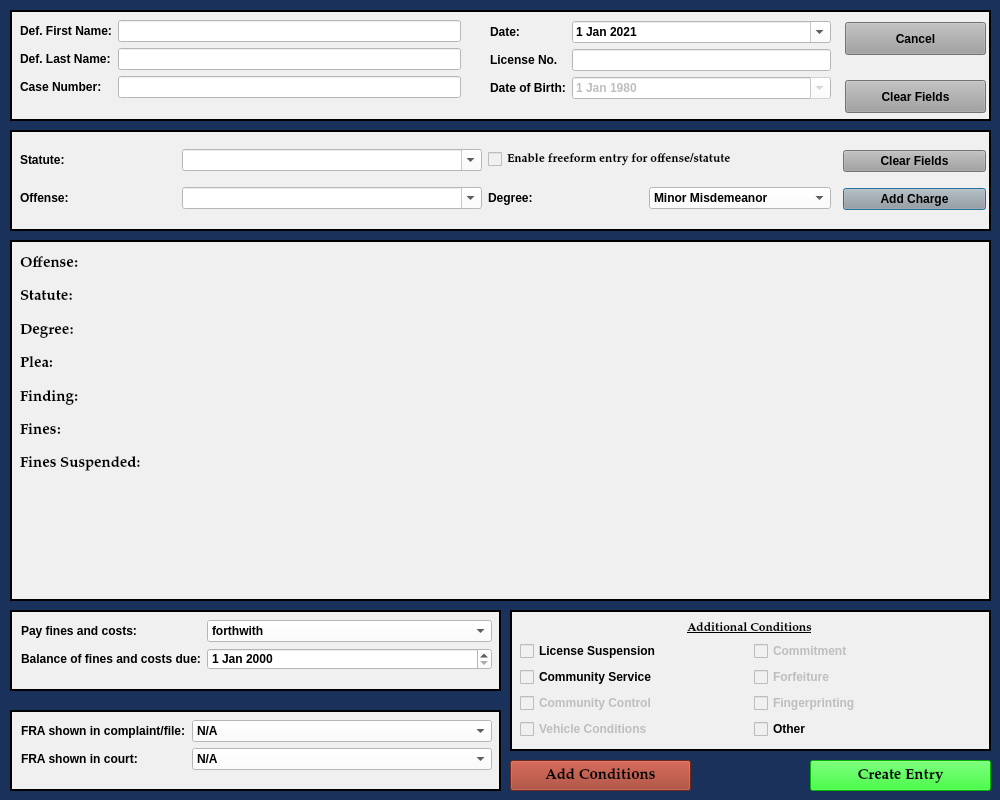
The window that resources/ui/MinorMisdemeanorDialog.ui (HunterProgram22/MuniEntry) describes before a commit, drawn with Qt 5.
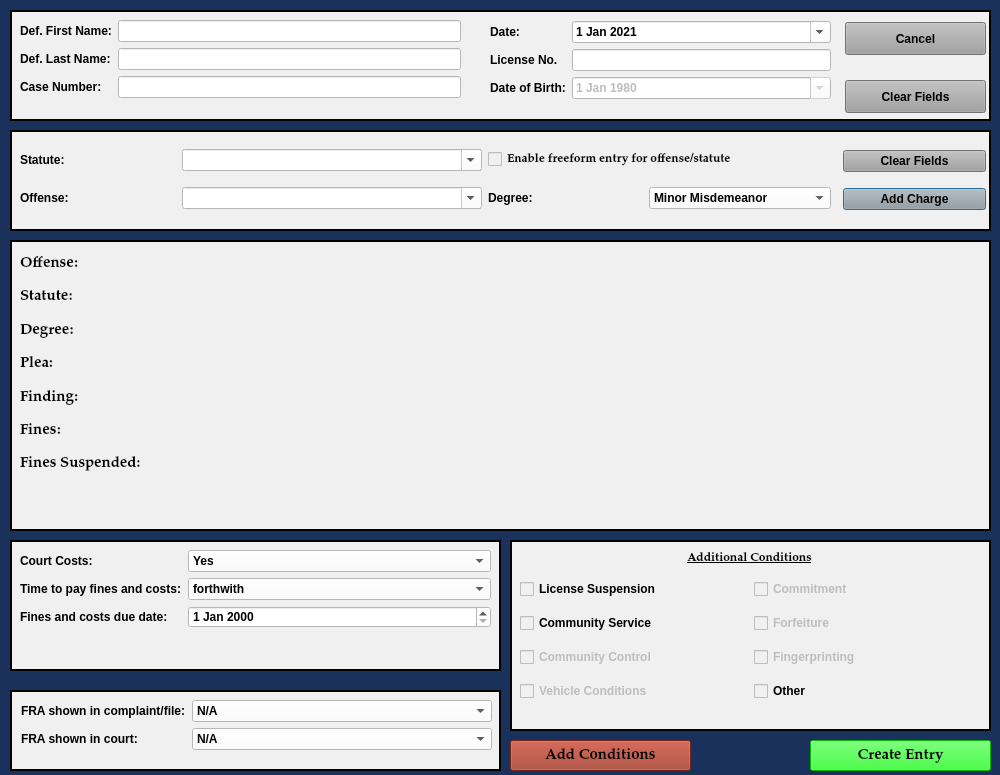
The same window after the commit.

```diff
--- a/resources/ui/MinorMisdemeanorDialog.ui
+++ b/resources/ui/MinorMisdemeanorDialog.ui
@@ -10,7 +10,7 @@
     <x>0</x>
     <y>0</y>
     <width>1000</width>
-    <height>800</height>
+    <height>775</height>
    </rect>
   </property>
   <property name="sizePolicy">
@@ -22,7 +22,7 @@
   <property name="minimumSize">
    <size>
     <width>1000</width>
-    <height>800</height>
+    <height>775</height>
    </size>
   </property>
   <property name="maximumSize">
@@ -355,7 +355,7 @@
      <x>10</x>
      <y>240</y>
      <width>981</width>
-     <height>361</height>
+     <height>291</height>
     </rect>
    </property>
    <property name="font">
@@ -765,9 +765,9 @@
    <property name="geometry">
     <rect>
      <x>10</x>
-     <y>610</y>
+     <y>540</y>
      <width>491</width>
-     <height>81</height>
+     <height>131</height>
     </rect>
    </property>
    <property name="styleSheet">
@@ -782,24 +782,48 @@
    <property name="lineWidth">
     <number>2</number>
    </property>
-   <widget class="QWidget" name="layoutWidget">
+   <widget class="QWidget" name="">
     <property name="geometry">
      <rect>
-      <x>11</x>
+      <x>10</x>
       <y>10</y>
       <width>471</width>
-      <height>64</height>
+      <height>111</height>
      </rect>
     </property>
     <layout class="QFormLayout" name="formLayout_2">
      <item row="0" column="0">
+      <widget class="QLabel" name="label_11">
+       <property name="text">
+        <string>Court Costs:</string>
+       </property>
+      </widget>
+     </item>
+     <item row="0" column="1">
+      <widget class="QComboBox" name="court_costs_box">
+       <property name="styleSheet">
+        <string notr="true">background-color: rgb(255, 255, 255);</string>
+       </property>
+       <item>
+        <property name="text">
+         <string>Yes</string>
+        </property>
+       </item>
+       <item>
+        <property name="text">
+         <string>No</string>
+        </property>
+       </item>
+      </widget>
+     </item>
+     <item row="1" column="0">
       <widget class="QLabel" name="label_9">
        <property name="text">
-        <string>Pay fines and costs:</string>
+        <string>Time to pay fines and costs:</string>
        </property>
       </widget>
      </item>
-     <item row="0" column="1">
+     <item row="1" column="1">
       <widget class="QComboBox" name="ability_to_pay_box">
        <property name="styleSheet">
         <string notr="true">background-color: rgb(255, 255, 255);</string>
@@ -826,14 +850,14 @@
        </item>
       </widget>
      </item>
-     <item row="1" column="0">
+     <item row="2" column="0">
       <widget class="QLabel" name="label_18">
        <property name="text">
-        <string>Balance of fines and costs due:</string>
+        <string>Fines and costs due date:</string>
        </property>
       </widget>
      </item>
-     <item row="1" column="1">
+     <item row="2" column="1">
       <widget class="QDateEdit" name="balance_due_date">
        <property name="styleSheet">
         <string notr="true">background-color: rgb(255, 255, 255);</string>
@@ -847,7 +871,7 @@
    <property name="geometry">
     <rect>
      <x>810</x>
-     <y>760</y>
+     <y>740</y>
      <width>181</width>
      <height>31</height>
     </rect>
@@ -866,7 +890,7 @@
    <property name="geometry">
     <rect>
      <x>10</x>
-     <y>710</y>
+     <y>690</y>
      <width>491</width>
      <height>81</height>
     </rect>
@@ -958,9 +982,9 @@
    <property name="geometry">
     <rect>
      <x>510</x>
-     <y>610</y>
+     <y>540</y>
      <width>481</width>
-     <height>141</height>
+     <height>191</height>
     </rect>
    </property>
    <property name="styleSheet">
@@ -1009,7 +1033,7 @@
       <x>10</x>
       <y>31</y>
       <width>461</width>
-      <height>101</height>
+      <height>141</height>
      </rect>
     </property>
     <layout class="QGridLayout" name="gridLayout_5">
@@ -1109,7 +1133,7 @@
    <property name="geometry">
     <rect>
      <x>510</x>
-     <y>760</y>
+     <y>740</y>
      <width>181</width>
      <height>31</height>
     </rect>
```
